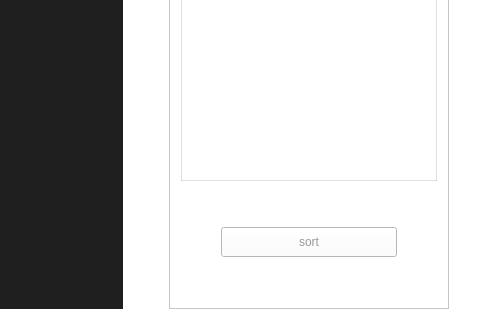
Above: form.ui from ZDS1999/SortVisualizer before the change; both pictures show x 894 to 1374 and y 402 to 722 of the 1374 by 722 pixel window. Below: the same form after it.
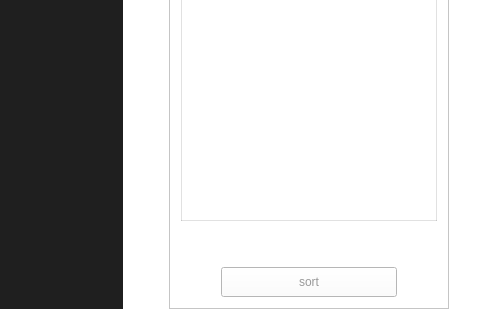
That is the form after the change.

```diff
--- a/form.ui
+++ b/form.ui
@@ -542,22 +542,6 @@
           </item>
          </layout>
         </item>
-        <item>
-         <spacer name="verticalSpacer_5">
-          <property name="orientation">
-           <enum>Qt::Vertical</enum>
-          </property>
-          <property name="sizeType">
-           <enum>QSizePolicy::Fixed</enum>
-          </property>
-          <property name="sizeHint" stdset="0">
-           <size>
-            <width>20</width>
-            <height>40</height>
-           </size>
-          </property>
-         </spacer>
-        </item>
        </layout>
       </widget>
      </item>
```
